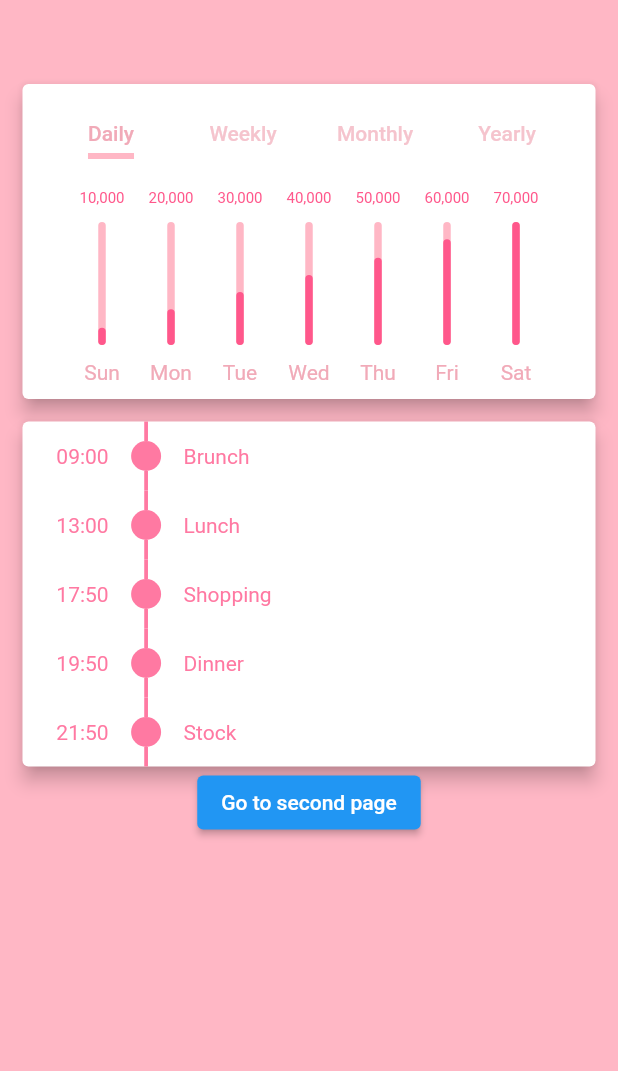
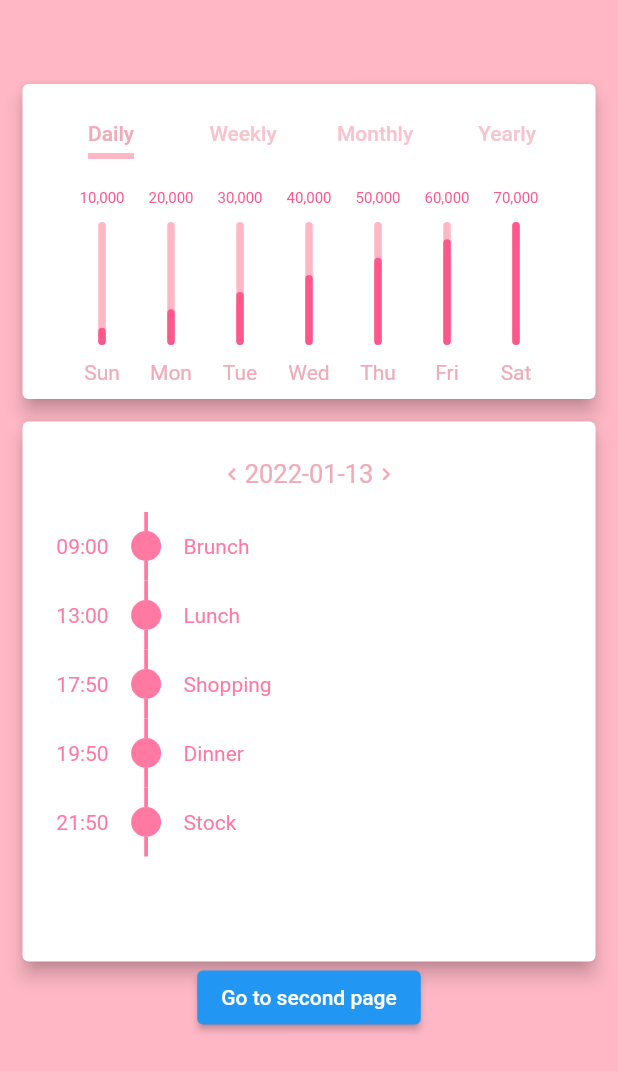
Before and after one commit to asd147asd147/Blossom, a Flutter app: the screen it shows after launch, on a phone screen of 412 x 824 dp. Shown: the top 1071 px of the screen. Run offline on Flutter 3.47's test engine with Material 2 defaults, Android fonts, the phone set to English and light mode, and no system bars; drawn by our look-alikes of flutter_animation_progress_bar, timelines.

Commit message:
Modify HomeInfoTimeline Design

```diff
--- a/lib/homeTimeLine.dart
+++ b/lib/homeTimeLine.dart
@@ -8,14 +8,11 @@ class HomeTimeLine extends StatefulWidget {
 }
 
 class _HomeTimeLineState extends State<HomeTimeLine> {
-    @override
-    Widget build(BuildContext context) {
+    Widget timelineBuilder(){
         List<String> _time = ['09:00', '13:00', '17:50', '19:50', '21:50'];
         List<String> _subject = ['Brunch', 'Lunch', 'Shopping', 'Dinner', 'Stock'];
-        return Card(
-                margin: EdgeInsets.only(left: 15, right: 15, top: 15),
-                elevation: 5,
-                child: Container(
+
+        return Container(
                 child: Timeline.tileBuilder(
                         shrinkWrap: true,
                         theme: TimelineThemeData(
@@ -49,6 +46,55 @@ class _HomeTimeLineState extends State<HomeTimeLine> {
                                 },
                         ),
                         ),
+                        );
+    }
+
+    @override
+    Widget build(BuildContext context) {
+        return Card(
+                margin: EdgeInsets.only(left: 15, right: 15, top: 15),
+                elevation: 5,
+                child: Column(
+                        children: [
+                            Container(
+                                    margin: EdgeInsets.only(top: 10, bottom: 0),
+                                    padding: EdgeInsets.symmetric(vertical: 10, horizontal: 15),
+                                    constraints: BoxConstraints.expand(height: 50),
+                                    child: Row(
+                                            mainAxisAlignment: MainAxisAlignment.center,
+                                            children: [
+                                                Icon(
+                                                        Icons.navigate_before_rounded,
+                                                        color: CustomTheme.of(context).theme.homeTimelineTitle,
+                                                        size: 17,
+                                                ),
+                                                Text(
+                                                        '2022-01-13',
+                                                        style: TextStyle(
+                                                                color: CustomTheme.of(context).theme.homeTimelineTitle,
+                                                                fontSize: 17,
+                                                        ),
+                                                ),
+                                                Icon(
+                                                        Icons.navigate_next_rounded,
+                                                        color: CustomTheme.of(context).theme.homeTimelineTitle,
+                                                        size: 17,
+                                                ),
+                                            ],
+                                    ),
+                            ),
+                            Container(
+                                    height: 300,
+                                    child: PageView(
+                                            scrollDirection: Axis.horizontal,
+                                            children: <Widget>[
+                                                timelineBuilder(),
+                                                timelineBuilder(),
+                                                timelineBuilder(),
+                                            ],
+                                    ),
+                            ),
+                        ],
                 ),
         );
     }
--- a/lib/theme.dart
+++ b/lib/theme.dart
@@ -11,6 +11,7 @@ abstract class DefaultTheme {
     Color get homeInfoLabel;
     Color get homeInfoIndicator;
 
+    Color get homeTimelineTitle;
     Color get homeTimelineIndicator;
     Color get homeTimelineText;
 
@@ -35,6 +36,7 @@ class PinkTheme extends DefaultTheme {
     final Color homeInfoBarAbove = highLightColor;
     final Color homeInfoBarUnder = baseColor;
 
+    final Color homeTimelineTitle = baseColor;
     final Color homeTimelineIndicator = defaultColor;
     final Color homeTimelineText = defaultColor;
 
```
Lines whose indentation alone changed are shown as unchanged.
